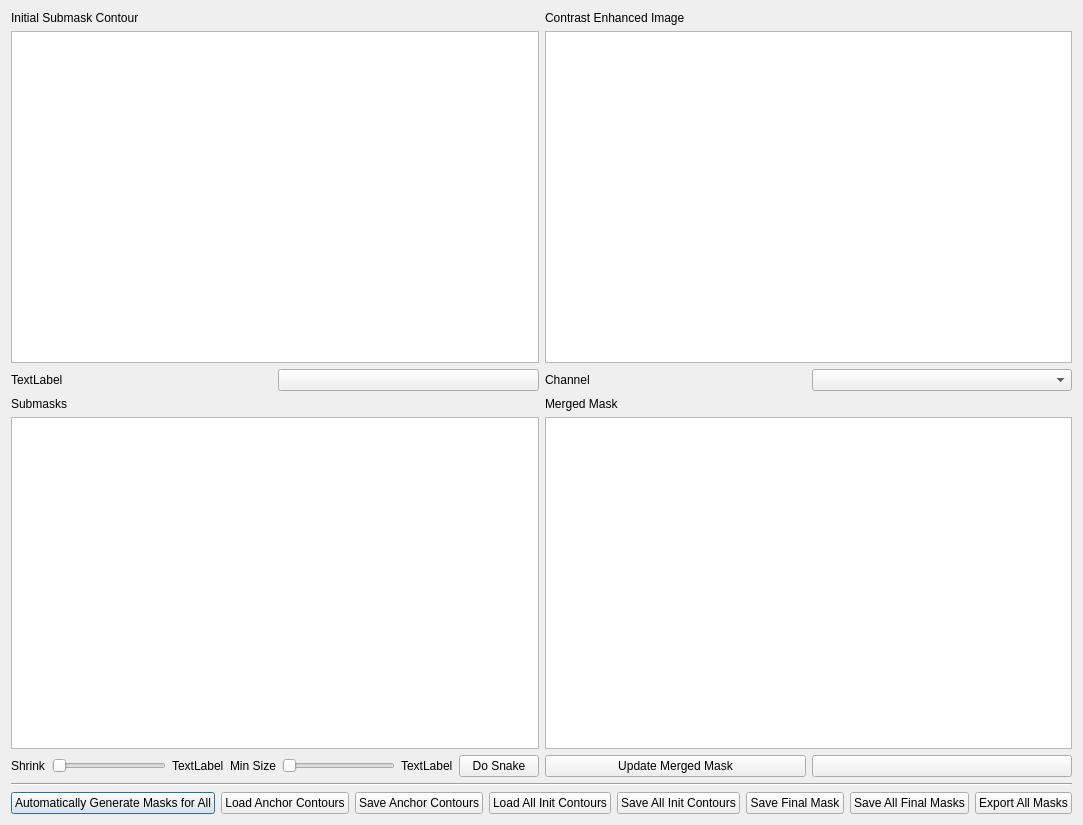
Above: gui/ui/MaskEditingGui5.ui from mistycheney/MouseBrainAtlas before the change. Below: the same form after it.
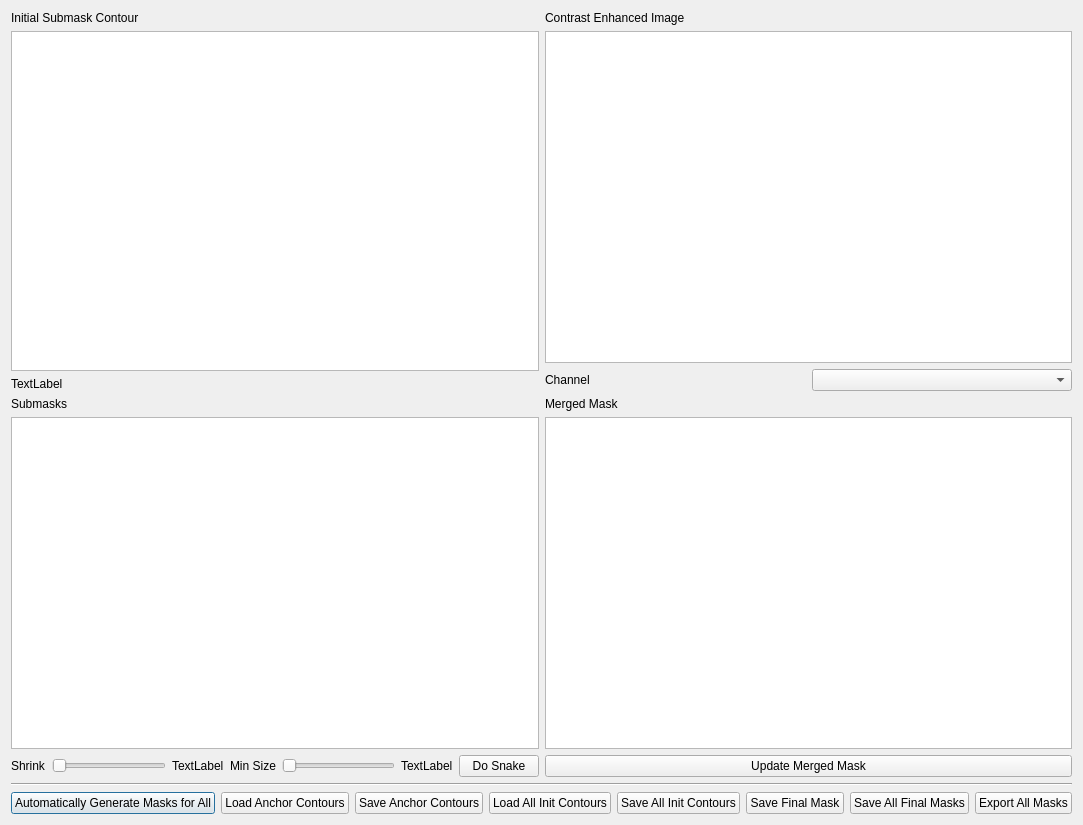
That is the form after the change.

Commit message: Finalize mask generation gui code

```diff
--- a/gui/ui/MaskEditingGui5.ui
+++ b/gui/ui/MaskEditingGui5.ui
@@ -102,13 +102,6 @@
          </property>
         </widget>
        </item>
-       <item>
-        <widget class="QPushButton" name="button_toggle_accept_auto">
-         <property name="text">
-          <string/>
-         </property>
-        </widget>
-       </item>
       </layout>
      </item>
     </layout>
@@ -183,13 +176,6 @@
          </property>
         </widget>
        </item>
-       <item>
-        <widget class="QPushButton" name="pushButton">
-         <property name="text">
-          <string/>
-         </property>
-        </widget>
-       </item>
       </layout>
      </item>
     </layout>
```
The commit also changes 2 other files.
